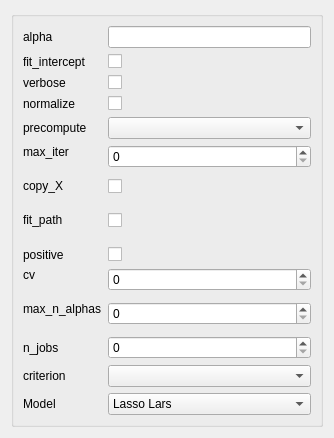
Above: ui/LassoLARS.ui from tthatcher95/PyHAT_Point_Spectra_GUI before the change. Below: the same form after it.
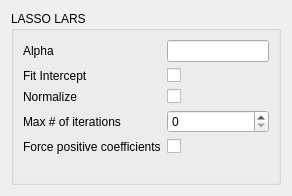
That is the form after the change.

The edit to the form file:
```diff
--- a/ui/LassoLARS.ui
+++ b/ui/LassoLARS.ui
@@ -7,7 +7,7 @@
     <x>0</x>
     <y>0</y>
     <width>292</width>
-    <height>398</height>
+    <height>196</height>
    </rect>
   </property>
   <property name="sizePolicy">
@@ -22,6 +22,9 @@
   <layout class="QVBoxLayout" name="verticalLayout">
    <item>
     <widget class="QGroupBox" name="formGroupBox">
+     <property name="title">
+      <string>LASSO LARS</string>
+     </property>
      <layout class="QFormLayout" name="formLayout">
       <property name="fieldGrowthPolicy">
        <enum>QFormLayout::AllNonFixedFieldsGrow</enum>
@@ -29,14 +32,17 @@
       <item row="0" column="0">
        <widget class="QLabel" name="alphaLabel">
         <property name="text">
-         <string>alpha</string>
+         <string>Alpha</string>
         </property>
        </widget>
       </item>
+      <item row="0" column="1">
+       <widget class="QLineEdit" name="alpha_text"/>
+      </item>
       <item row="1" column="0">
        <widget class="QLabel" name="fit_interceptLabel">
         <property name="text">
-         <string>fit_intercept</string>
+         <string>Fit Intercept</string>
         </property>
        </widget>
       </item>
@@ -53,30 +59,13 @@
        </widget>
       </item>
       <item row="2" column="0">
-       <widget class="QLabel" name="verboseLabel">
-        <property name="text">
-         <string>verbose</string>
-        </property>
-       </widget>
-      </item>
-      <item row="2" column="1">
-       <widget class="QCheckBox" name="verboseCheckBox">
-        <property name="toolTip">
-         <string>Sets the verbosity amount</string>
-        </property>
-        <property name="whatsThis">
-         <string>http://scikit-learn.org/stable/modules/generated/sklearn.linear_model.LassoLars.html</string>
-        </property>
-       </widget>
-      </item>
-      <item row="3" column="0">
        <widget class="QLabel" name="normalizeLabel">
         <property name="text">
-         <string>normalize</string>
+         <string>Normalize</string>
         </property>
        </widget>
       </item>
-      <item row="3" column="1">
+      <item row="2" column="1">
        <widget class="QCheckBox" name="normalizeCheckBox">
         <property name="toolTip">
          <string>This parameter is ignored when fit_intercept is set to False. If True,
@@ -90,34 +79,14 @@
         </property>
        </widget>
       </item>
-      <item row="4" column="0">
-       <widget class="QLabel" name="precomputeLabel">
-        <property name="text">
-         <string>precompute</string>
-        </property>
-       </widget>
-      </item>
-      <item row="4" column="1">
-       <widget class="QComboBox" name="precomputeComboBox">
-        <property name="toolTip">
-         <string>Whether to use a precomputed Gram matrix to speed up calculations. If
-set to 'auto' let us decide. The Gram matrix can also be passed as
-argument.</string>
-        </property>
-        <property name="whatsThis">
-         <string>http://scikit-learn.org/stable/modules/generated/sklearn.linear_model.LassoLars.html</string>
-        </property>
-       </widget>
-      </item>
-      <item row="5" column="0">
+      <item row="3" column="0">
        <widget class="QLabel" name="max_iterLabel">
         <property name="text">
-         <string>max_iter
-</string>
+         <string>Max # of iterations</string>
         </property>
        </widget>
       </item>
-      <item row="5" column="1">
+      <item row="3" column="1">
        <widget class="QSpinBox" name="max_iterSpinBox">
         <property name="toolTip">
          <string>Maximum number of iterations to perform.</string>
@@ -127,53 +96,14 @@
         </property>
        </widget>
       </item>
-      <item row="6" column="0">
-       <widget class="QLabel" name="copy_XLabel">
-        <property name="text">
-         <string>copy_X
-</string>
-        </property>
-       </widget>
-      </item>
-      <item row="6" column="1">
-       <widget class="QCheckBox" name="copy_XCheckBox">
-        <property name="toolTip">
-         <string>If True, X will be copied; else, it may be overwritten.</string>
-        </property>
-        <property name="whatsThis">
-         <string>http://scikit-learn.org/stable/modules/generated/sklearn.linear_model.LassoLars.html</string>
-        </property>
-       </widget>
-      </item>
-      <item row="7" column="0">
-       <widget class="QLabel" name="fit_pathLabel">
-        <property name="text">
-         <string>fit_path
-</string>
-        </property>
-       </widget>
-      </item>
-      <item row="7" column="1">
-       <widget class="QCheckBox" name="fit_pathCheckBox">
-        <property name="toolTip">
-         <string>If True the full path is stored in the coef_path_ attribute. If you
-compute the solution for a large problem or many targets, setting
-fit_path to False will lead to a speedup, especially with a small
-alpha.</string>
-        </property>
-        <property name="whatsThis">
-         <string>http://scikit-learn.org/stable/modules/generated/sklearn.linear_model.LassoLars.html</string>
-        </property>
-       </widget>
-      </item>
-      <item row="8" column="0">
+      <item row="4" column="0">
        <widget class="QLabel" name="positiveLabel">
         <property name="text">
-         <string>positive</string>
+         <string>Force positive coefficients</string>
         </property>
        </widget>
       </item>
-      <item row="8" column="1">
+      <item row="4" column="1">
        <widget class="QCheckBox" name="positiveCheckBox">
         <property name="toolTip">
          <string>Restrict coefficients to be &gt;= 0. Be aware that you might want to
@@ -190,96 +120,6 @@
         </property>
        </widget>
       </item>
-      <item row="9" column="0">
-       <widget class="QLabel" name="cvLabel">
-        <property name="text">
-         <string>cv
-</string>
-        </property>
-       </widget>
-      </item>
-      <item row="9" column="1">
-       <widget class="QSpinBox" name="cvSpinBox">
-        <property name="whatsThis">
-         <string>http://scikit-learn.org/stable/modules/generated/sklearn.linear_model.LassoLars.html</string>
-        </property>
-       </widget>
-      </item>
-      <item row="10" column="0">
-       <widget class="QLabel" name="max_n_alphasLabel">
-        <property name="text">
-         <string>max_n_alphas
-</string>
-        </property>
-       </widget>
-      </item>
-      <item row="10" column="1">
-       <widget class="QSpinBox" name="max_n_alphasSpinBox">
-        <property name="whatsThis">
-         <string>http://scikit-learn.org/stable/modules/generated/sklearn.linear_model.LassoLars.html</string>
-        </property>
-       </widget>
-      </item>
-      <item row="11" column="0">
-       <widget class="QLabel" name="n_jobsLabel">
-        <property name="text">
-         <string>n_jobs</string>
-        </property>
-       </widget>
-      </item>
-      <item row="11" column="1">
-       <widget class="QSpinBox" name="n_jobsSpinBox">
-        <property name="whatsThis">
-         <string>http://scikit-learn.org/stable/modules/generated/sklearn.linear_model.LassoLars.html</string>
-        </property>
-       </widget>
-      </item>
-      <item row="12" column="0">
-       <widget class="QLabel" name="criterionLabel">
-        <property name="text">
-         <string>criterion </string>
-        </property>
-       </widget>
-      </item>
-      <item row="12" column="1">
-       <widget class="QComboBox" name="criterionComboBox">
-        <property name="whatsThis">
-         <string>http://scikit-learn.org/stable/modules/generated/sklearn.linear_model.LassoLars.html</string>
-        </property>
-       </widget>
-      </item>
-      <item row="13" column="0">
-       <widget class="QLabel" name="modelLabel">
-        <property name="text">
-         <string>Model</string>
-        </property>
-       </widget>
-      </item>
-      <item row="13" column="1">
-       <widget class="QComboBox" name="modelComboBox">
-        <property name="whatsThis">
-         <string>http://scikit-learn.org/stable/modules/generated/sklearn.linear_model.LassoLars.html</string>
-        </property>
-        <item>
-         <property name="text">
-          <string>Lasso Lars</string>
-         </property>
-        </item>
-        <item>
-         <property name="text">
-          <string>Cross Validated Lasso Lars</string>
-         </property>
-        </item>
-        <item>
-         <property name="text">
-          <string>Information Criterion Lasso Lars</string>
-         </property>
-        </item>
-       </widget>
-      </item>
-      <item row="0" column="1">
-       <widget class="QLineEdit" name="alpha_text"/>
-      </item>
      </layout>
     </widget>
    </item>
```
